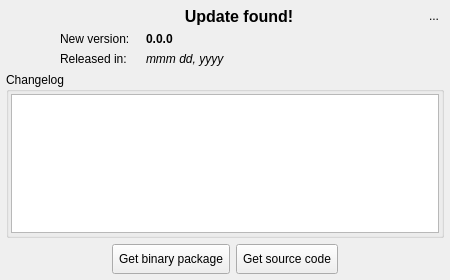
pgmodeler/pgmodeler, file libpgmodeler_ui/ui/updatenotifierwidget.ui: the form before one commit.
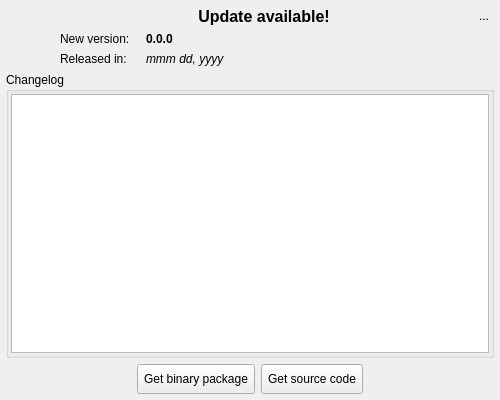
The form after the commit. Icons and pictures are not drawn.

Commit message: Minor adjustment on updatenotifierwidget.ui to allow link opening

Diff of the .ui file:
```diff
--- a/libpgmodeler_ui/ui/updatenotifierwidget.ui
+++ b/libpgmodeler_ui/ui/updatenotifierwidget.ui
@@ -12,14 +12,14 @@
    <rect>
     <x>0</x>
     <y>0</y>
-    <width>450</width>
-    <height>280</height>
+    <width>500</width>
+    <height>400</height>
    </rect>
   </property>
   <property name="minimumSize">
    <size>
-    <width>450</width>
-    <height>280</height>
+    <width>500</width>
+    <height>400</height>
    </size>
   </property>
   <property name="windowTitle">
@@ -78,7 +78,7 @@
          </font>
         </property>
         <property name="text">
-         <string>Update found!</string>
+         <string>Update available!</string>
         </property>
         <property name="alignment">
          <set>Qt::AlignCenter</set>
@@ -258,7 +258,13 @@
           <number>2</number>
          </property>
          <item>
-          <widget class="QTextEdit" name="changelog_txt">
+          <widget class="QTextBrowser" name="changelog_txt">
+           <property name="minimumSize">
+            <size>
+             <width>0</width>
+             <height>0</height>
+            </size>
+           </property>
            <property name="frameShadow">
             <enum>QFrame::Sunken</enum>
            </property>
```
Left out of the diff: 8 changed lines with no effect on the pictures.
